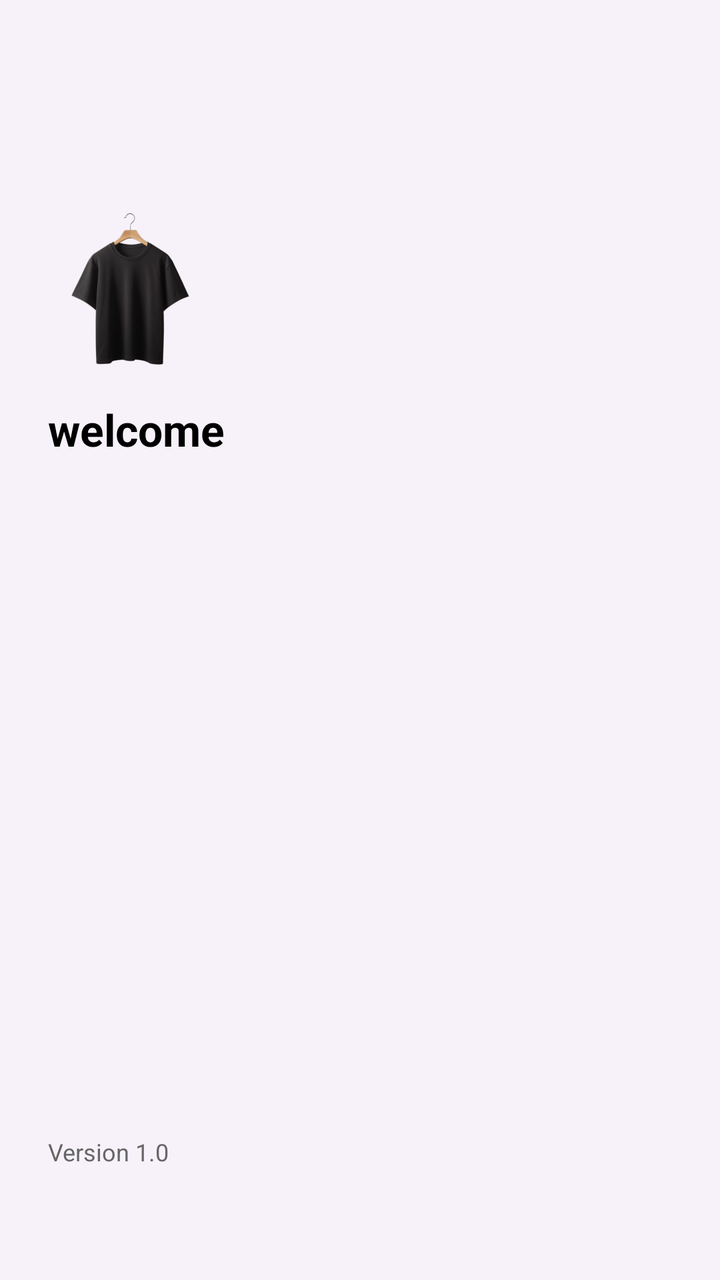
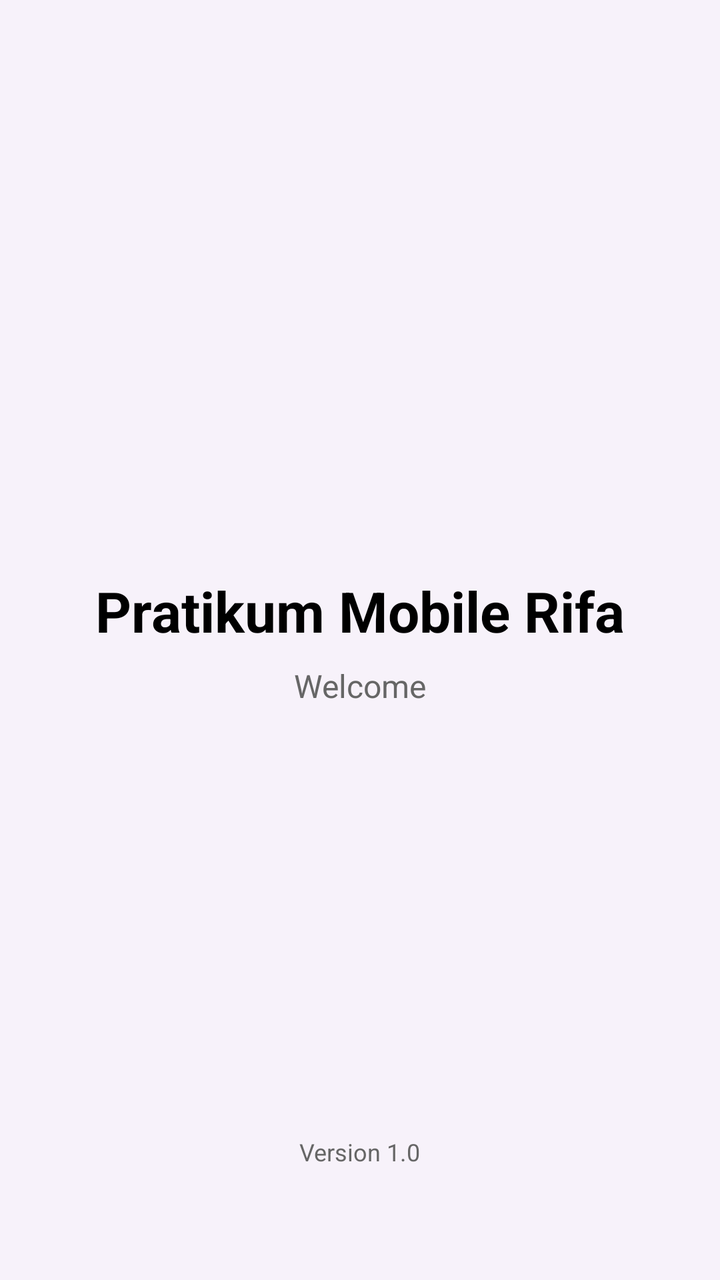

Two renders of the same Android screen: before a commit and after it. Below are the layout's source before the change and the commit's diff.
<!-- AndroidManifest.xml: application theme Theme.PratikumMobileRifa -->
<!-- res/layout/activity_splash_screen.xml -->
<?xml version="1.0" encoding="utf-8"?>
<androidx.constraintlayout.widget.ConstraintLayout xmlns:android="http://schemas.android.com/apk/res/android"
    xmlns:app="http://schemas.android.com/apk/res-auto"
    xmlns:tools="http://schemas.android.com/tools"
    android:id="@+id/main"
    android:layout_width="match_parent"
    android:layout_height="match_parent"
    android:background="@color/bg_light"
    android:padding="24dp"
    tools:context=".SplashScreenActivity">

    <ImageView
        android:id="@+id/ivLogo"
        android:layout_width="80dp"
        android:layout_height="80dp"
        android:layout_marginTop="80dp"
        android:scaleType="fitCenter"
        android:src="@drawable/baju"
        app:layout_constraintStart_toStartOf="parent"
        app:layout_constraintTop_toTopOf="parent"
        tools:ignore="ContentDescription" />

    <TextView
        android:id="@+id/tvWelcome"
        android:layout_width="wrap_content"
        android:layout_height="wrap_content"
        android:layout_marginTop="16dp"
        android:text="welcome"
        android:textColor="@color/black"
        android:textSize="22sp"
        android:textStyle="bold"
        app:layout_constraintStart_toStartOf="parent"
        app:layout_constraintTop_toBottomOf="@id/ivLogo" />

    <TextView
        android:id="@+id/tvVersion"
        android:layout_width="wrap_content"
        android:layout_height="wrap_content"
        android:layout_marginBottom="32dp"
        android:text="Version 1.0"
        android:textColor="#666666"
        android:textSize="12sp"
        app:layout_constraintBottom_toBottomOf="parent"
        app:layout_constraintStart_toStartOf="parent" />

</androidx.constraintlayout.widget.ConstraintLayout>
<!-- resources referenced by this layout -->
<resources>
  <color name="bg_light">#F7F2FA</color>
  <color name="black">#FF000000</color>
  <!-- drawable baju: png bitmap (drawable, 65515 bytes) -->
  <style name="Theme.PratikumMobileRifa" parent="Base.Theme.PratikumMobileRifa" />
  <style name="Base.Theme.PratikumMobileRifa" parent="Theme.Material3.DayNight.NoActionBar">
          
          
      </style>
</resources>

<!-- the commit's change to res/layout/activity_splash_screen.xml (unified diff, before → after) -->
@@ -9,28 +9,32 @@
     android:padding="24dp"
     tools:context=".SplashScreenActivity">
 
-    <ImageView
-        android:id="@+id/ivLogo"
-        android:layout_width="80dp"
-        android:layout_height="80dp"
-        android:layout_marginTop="80dp"
-        android:scaleType="fitCenter"
-        android:src="@drawable/baju"
+    <TextView
+        android:id="@+id/tvAppName"
+        android:layout_width="wrap_content"
+        android:layout_height="wrap_content"
+        android:text="Pratikum Mobile Rifa"
+        android:textColor="@color/black"
+        android:textSize="28sp"
+        android:textStyle="bold"
+        app:layout_constraintBottom_toTopOf="@+id/tvWelcome"
+        app:layout_constraintEnd_toEndOf="parent"
         app:layout_constraintStart_toStartOf="parent"
         app:layout_constraintTop_toTopOf="parent"
-        tools:ignore="ContentDescription" />
+        app:layout_constraintVertical_chainStyle="packed" />
 
     <TextView
         android:id="@+id/tvWelcome"
         android:layout_width="wrap_content"
         android:layout_height="wrap_content"
-        android:layout_marginTop="16dp"
-        android:text="welcome"
-        android:textColor="@color/black"
-        android:textSize="22sp"
-        android:textStyle="bold"
+        android:layout_marginTop="8dp"
+        android:text="Welcome"
+        android:textColor="#666666"
+        android:textSize="16sp"
+        app:layout_constraintBottom_toBottomOf="parent"
+        app:layout_constraintEnd_toEndOf="parent"
         app:layout_constraintStart_toStartOf="parent"
-        app:layout_constraintTop_toBottomOf="@id/ivLogo" />
+        app:layout_constraintTop_toBottomOf="@+id/tvAppName" />
 
     <TextView
         android:id="@+id/tvVersion"
@@ -41,6 +45,7 @@
         android:textColor="#666666"
         android:textSize="12sp"
         app:layout_constraintBottom_toBottomOf="parent"
+        app:layout_constraintEnd_toEndOf="parent"
         app:layout_constraintStart_toStartOf="parent" />
 
 </androidx.constraintlayout.widget.ConstraintLayout>
<!-- resource entries referenced after the edit -->
@@ -2,7 +2,6 @@
 <resources>
   <color name="bg_light">#F7F2FA</color>
   <color name="black">#FF000000</color>
-  <!-- drawable baju: png bitmap (drawable, 65515 bytes) -->
   <style name="Theme.PratikumMobileRifa" parent="Base.Theme.PratikumMobileRifa" />
   <style name="Base.Theme.PratikumMobileRifa" parent="Theme.Material3.DayNight.NoActionBar">
           
